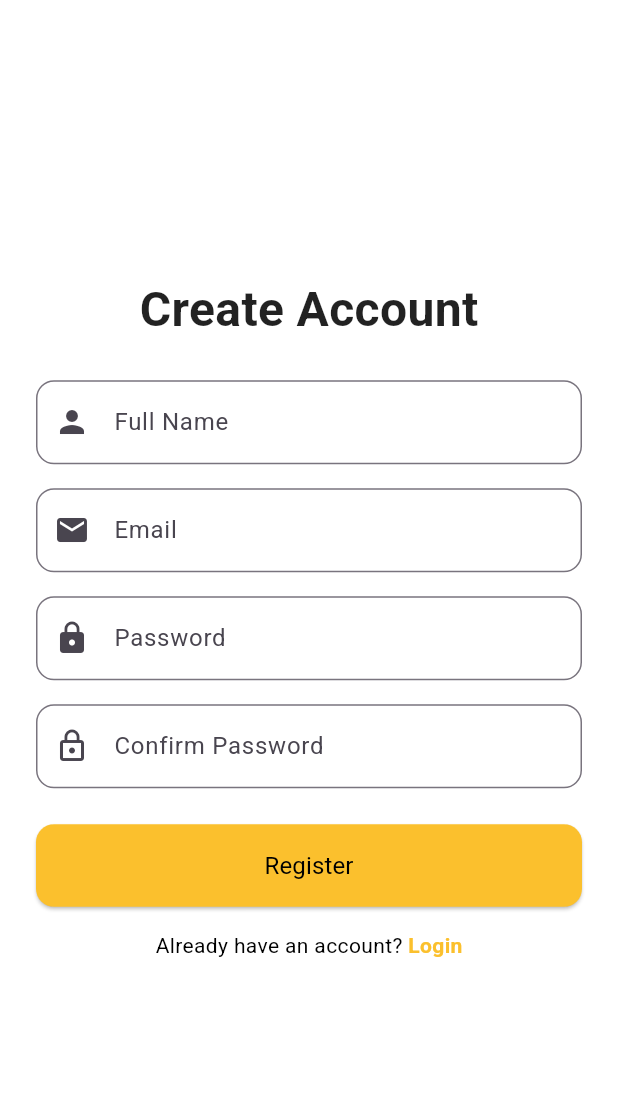
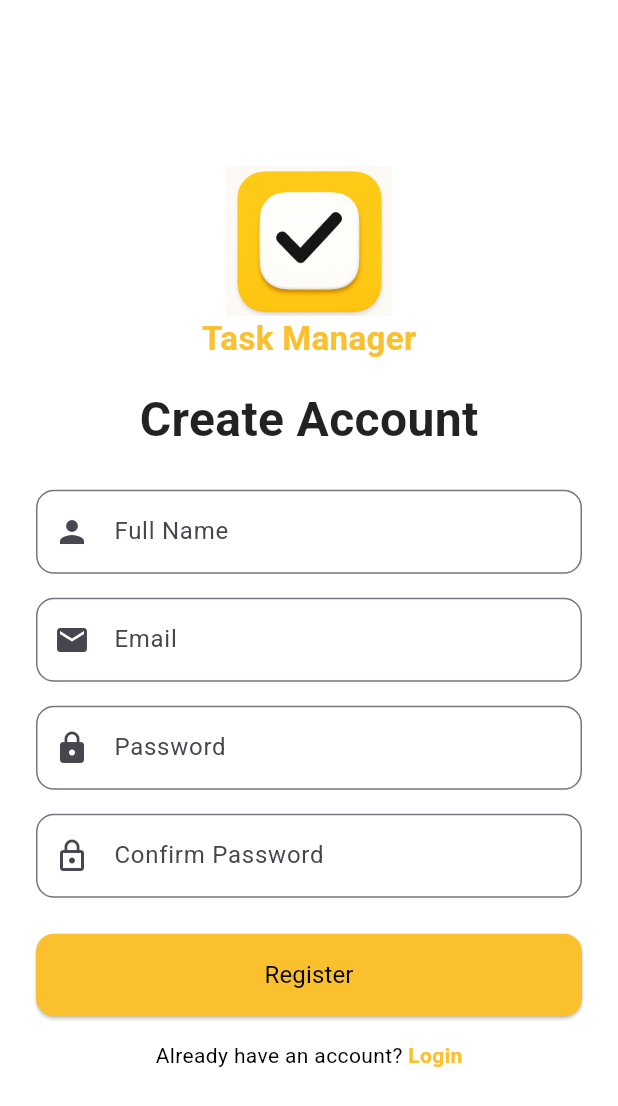
Before and after one commit to parthamallick49/task_manager_app, a Flutter app: the screen it shows after launch, after a tap on "Register", on a phone screen of 412 x 824 dp. Shown: the top 1106 px of the screen. Run offline on Flutter 3.47's test engine with Material 3 defaults, Android fonts, the phone set to English and light mode, and no system bars; our stand-ins replace lottie, shared_preferences; network calls fail.

Commit message:
login and register UI update

```diff
--- a/frontend/task_manager_app/lib/auth/login_screen.dart
+++ b/frontend/task_manager_app/lib/auth/login_screen.dart
@@ -1,4 +1,5 @@
 import 'package:flutter/material.dart';
+import 'package:lottie/lottie.dart';
 import 'package:provider/provider.dart';
 import '../providers/auth_provider.dart';
 import '../screens/home_screen.dart';
@@ -12,19 +13,24 @@ class LoginScreen extends StatefulWidget {
 class _LoginScreenState extends State<LoginScreen> {
   final emailController = TextEditingController();
   final passwordController = TextEditingController();
+  bool _isLoading = false;
 
   void _login() async {
+    setState(() => _isLoading = true);
+
     final authProvider = Provider.of<AuthProvider>(context, listen: false);
     final success = await authProvider.login(
       emailController.text.trim(),
       passwordController.text.trim(),
     );
-    if (success) {
+    setState(() => _isLoading = false);
+
+    if (success && mounted) {
       Navigator.pushReplacement(
         context,
         MaterialPageRoute(builder: (_) => HomeScreen()),
       );
-    } else {
+    } else if(mounted) {
       ScaffoldMessenger.of(context).showSnackBar(
         SnackBar(content: Text('Login failed')),
       );
@@ -33,7 +39,7 @@ class _LoginScreenState extends State<LoginScreen> {
 
   @override
   Widget build(BuildContext context) {
-    final yellowColor = Colors.yellow[700];
+    final primaryColor = Colors.yellow[700];
 
     return Scaffold(
       backgroundColor: Colors.white,
@@ -43,6 +49,19 @@ class _LoginScreenState extends State<LoginScreen> {
           child: Column(
             crossAxisAlignment: CrossAxisAlignment.start,
             children: [
+              Image.asset(
+                'assets/app_logo.png',
+                height: 100,
+              ),
+              Text(
+                'Task Manager',
+                style: TextStyle(
+                  fontSize: 22,
+                  fontWeight: FontWeight.bold,
+                  color: primaryColor,
+                ),
+              ),
+              SizedBox(height: 15),
               Text(
                 'Welcome Back!',
                 style: TextStyle(
@@ -62,7 +81,7 @@ class _LoginScreenState extends State<LoginScreen> {
                 controller: emailController,
                 decoration: InputDecoration(
                   labelText: "Email",
-                  prefixIcon: Icon(Icons.email, color: yellowColor),
+                  prefixIcon: Icon(Icons.email, color: primaryColor),
                   filled: true,
                   fillColor: Colors.grey[100],
                   border: OutlineInputBorder(
@@ -78,7 +97,7 @@ class _LoginScreenState extends State<LoginScreen> {
                 obscureText: true,
                 decoration: InputDecoration(
                   labelText: "Password",
-                  prefixIcon: Icon(Icons.lock, color: yellowColor),
+                  prefixIcon: Icon(Icons.lock, color: primaryColor),
                   filled: true,
                   fillColor: Colors.grey[100],
                   border: OutlineInputBorder(
@@ -94,7 +113,7 @@ class _LoginScreenState extends State<LoginScreen> {
                 child: ElevatedButton(
                   onPressed: _login,
                   style: ElevatedButton.styleFrom(
-                    backgroundColor: yellowColor,
+                    backgroundColor: primaryColor,
                     foregroundColor: Colors.black,
                     padding: EdgeInsets.symmetric(vertical: 16),
                     shape: RoundedRectangleBorder(
@@ -107,6 +126,19 @@ class _LoginScreenState extends State<LoginScreen> {
                   ),
                 ),
               ),
+
+              const SizedBox(height: 24),
+
+              // 🔁 Loading animation inserted here
+              if (_isLoading)
+                Center(
+                  child: Lottie.asset(
+                    'assets/animations/login_loading.json',
+                    width: 120,
+                    height: 120,
+                    repeat: true,
+                  ),
+                ),
 
               Spacer(),
 
@@ -122,7 +154,7 @@ class _LoginScreenState extends State<LoginScreen> {
                     child: Text(
                       "Register",
                       style: TextStyle(
-                        color: yellowColor,
+                        color: primaryColor,
                         fontWeight: FontWeight.bold,
                       ),
                     ),
--- a/frontend/task_manager_app/lib/auth/register_screen.dart
+++ b/frontend/task_manager_app/lib/auth/register_screen.dart
@@ -74,6 +74,19 @@ class _RegisterScreenState extends State<RegisterScreen> {
               key: _formKey,
               child: Column(
                 children: [
+                  Image.asset(
+                    'assets/app_logo.png',
+                    height: 100,
+                  ),
+                  Text(
+                    'Task Manager',
+                    style: TextStyle(
+                      fontSize: 22,
+                      fontWeight: FontWeight.bold,
+                      color: primaryColor,
+                    ),
+                  ),
+                  const SizedBox(height: 15,),
                   const Text(
                     'Create Account',
                     style: TextStyle(
```
Also changed, not shown: frontend/task_manager_app/assets/animations/login_loading.json (added, +1 -0 lines), frontend/task_manager_app/pubspec.yaml (+9 -1 lines), frontend/task_manager_app/assets/app_logo.png (added), frontend/task_manager_app/assets/splash_image.png (added), frontend/task_manager_app/pubspec.lock, 11 other files.
